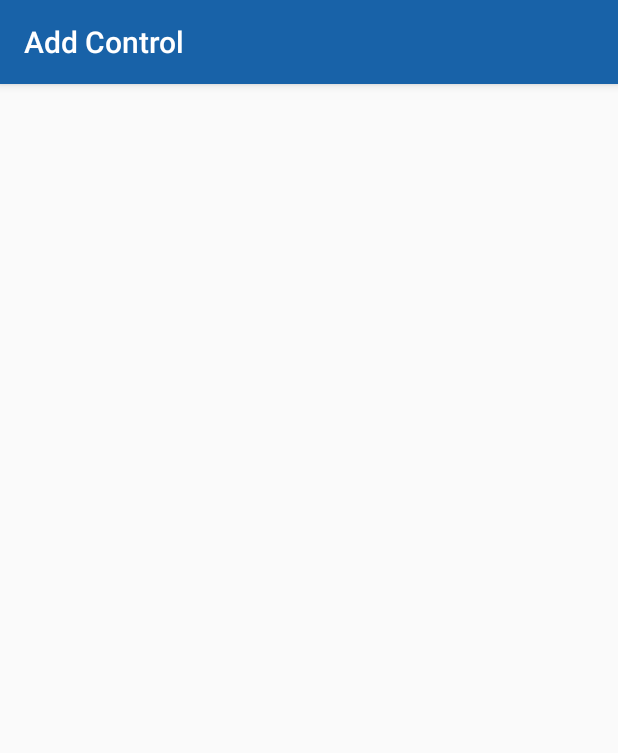
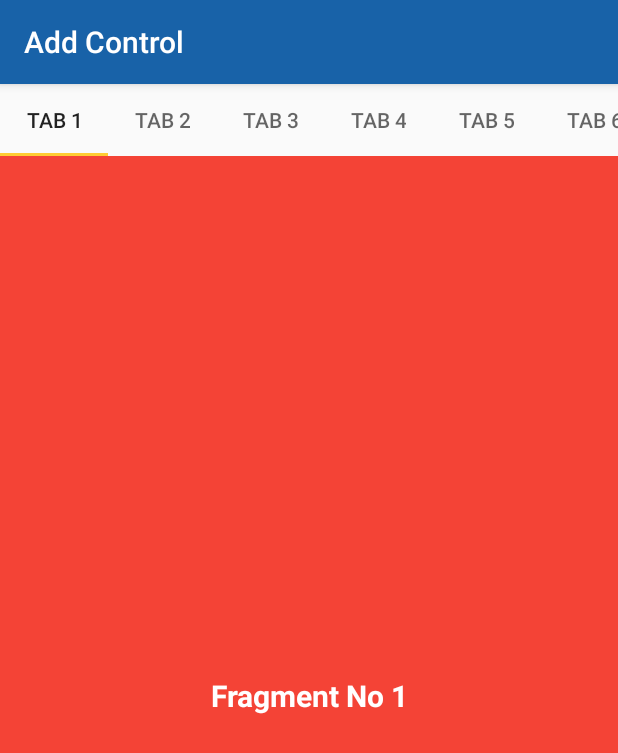
Before and after one commit to GlennSvanberg/PFAGO, an Android app: the AddControlActivity screen opened directly, with no data from a screen before it, on a phone screen of 412 x 824 dp. Shown: the top 753 px of the screen. Run offline under Robolectric (Android 15) with nearby library versions, the phone set to English and light mode, and no system bars.

Commit message:
Add Tabs to "Add Control" activity

```diff
--- a/app/build.gradle
+++ b/app/build.gradle
@@ -23,8 +23,12 @@ dependencies {
     implementation fileTree(dir: 'libs', include: ['*.jar'])
     implementation 'androidx.appcompat:appcompat:1.0.2'
     implementation 'androidx.constraintlayout:constraintlayout:1.1.3'
+    implementation 'androidx.legacy:legacy-support-v4:1.0.0'
     testImplementation 'junit:junit:4.12'
     androidTestImplementation 'androidx.test.ext:junit:1.1.0'
     androidTestImplementation 'androidx.test.espresso:espresso-core:3.1.1'
     implementation 'androidx.recyclerview:recyclerview:1.1.0'
+    implementation 'androidx.viewpager2:viewpager2:1.0.0-beta04'
+    implementation 'androidx.fragment:fragment-ktx:1.2.0-alpha04'
+    implementation 'com.google.android.material:material:1.1.0-alpha10'
 }
--- a/app/src/main/java/com/svanberggroup/pfago/Activities/AddControlActivity.java
+++ b/app/src/main/java/com/svanberggroup/pfago/Activities/AddControlActivity.java
@@ -1,16 +1,38 @@
 package com.svanberggroup.pfago.Activities;
 
+import androidx.annotation.NonNull;
 import androidx.appcompat.app.AppCompatActivity;
+import androidx.viewpager.widget.ViewPager;
 
 import android.os.Bundle;
-
+import androidx.viewpager2.widget.ViewPager2;
+import com.google.android.material.tabs.TabLayout;
+import com.google.android.material.tabs.TabLayoutMediator;
 import com.svanberggroup.pfago.R;
+import com.svanberggroup.pfago.ViewPagerAdapter;
 
 public class AddControlActivity extends AppCompatActivity {
+
+    TabLayout tabLayout;
+    ViewPager2 viewPager;
 
     @Override
     protected void onCreate(Bundle savedInstanceState) {
         super.onCreate(savedInstanceState);
         setContentView(R.layout.activity_add_control);
+        viewPager = findViewById(R.id.view_pager);
+        tabLayout = findViewById(R.id.tabs);
+
+        viewPager.setAdapter(createCardAdapter());
+        new TabLayoutMediator(tabLayout, viewPager,
+                new TabLayoutMediator.TabConfigurationStrategy() {
+                    @Override public void onConfigureTab(@NonNull TabLayout.Tab tab, int position) {
+                        tab.setText("Tab " + (position + 1));
+                    }
+                }).attach();
+    }
+    private ViewPagerAdapter createCardAdapter() {
+        ViewPagerAdapter adapter = new ViewPagerAdapter(this);
+        return adapter;
     }
 }
--- a/app/src/main/java/com/svanberggroup/pfago/Activities/MainActivity.java
+++ b/app/src/main/java/com/svanberggroup/pfago/Activities/MainActivity.java
@@ -40,8 +40,6 @@ public class MainActivity extends AppCompatActivity {
     protected void onCreate(Bundle savedInstanceState) {
         super.onCreate(savedInstanceState);
         setContentView(R.layout.activity_main);
-
-//setTitle("TEST");
 
 
         createDummyData();
--- /dev/null
+++ b/app/src/main/java/com/svanberggroup/pfago/CardFragment.java
@@ -0,0 +1,58 @@
+package com.svanberggroup.pfago;
+
+import android.os.Bundle;
+import android.view.LayoutInflater;
+import android.view.View;
+import android.view.ViewGroup;
+import android.widget.TextView;
+
+import androidx.annotation.NonNull;
+import androidx.annotation.Nullable;
+import androidx.core.content.ContextCompat;
+import androidx.fragment.app.Fragment;
+
+public class CardFragment extends Fragment {
+
+    private static final String ARG_COUNT = "param1";
+    private Integer counter;
+
+    private int[] COLOR_MAP = {
+            R.color.red_100, R.color.red_300, R.color.red_500, R.color.red_700, R.color.blue_100,
+            R.color.blue_300, R.color.blue_500, R.color.blue_700, R.color.green_100, R.color.green_300,
+            R.color.green_500, R.color.green_700
+    };
+
+    public CardFragment() {
+        // Required empty public constructor
+    }
+
+    public static CardFragment newInstance(Integer counter) {
+        CardFragment fragment = new CardFragment();
+        Bundle args = new Bundle();
+        args.putInt(ARG_COUNT, counter);
+        fragment.setArguments(args);
+        return fragment;
+    }
+
+    @Override
+    public void onCreate(Bundle savedInstanceState) {
+        super.onCreate(savedInstanceState);
+        if (getArguments() != null) {
+            counter = getArguments().getInt(ARG_COUNT);
+        }
+    }
+
+    @Override
+    public View onCreateView(LayoutInflater inflater, ViewGroup container,
+                             Bundle savedInstanceState) {
+        // Inflate the layout for this fragment
+        return inflater.inflate(R.layout.fragment_card, container, false);
+    }
+
+    @Override public void onViewCreated(@NonNull View view, @Nullable Bundle savedInstanceState) {
+        super.onViewCreated(view, savedInstanceState);
+        view.setBackgroundColor(ContextCompat.getColor(getContext(), COLOR_MAP[counter]));
+        TextView textViewCounter = view.findViewById(R.id.tv_counter);
+        textViewCounter.setText("Fragment No " + (counter+1));
+    }
+}
--- /dev/null
+++ b/app/src/main/java/com/svanberggroup/pfago/ViewPagerAdapter.java
@@ -0,0 +1,22 @@
+package com.svanberggroup.pfago;
+
+import androidx.annotation.NonNull;
+import androidx.fragment.app.Fragment;
+import androidx.fragment.app.FragmentActivity;
+import androidx.viewpager2.adapter.FragmentStateAdapter;
+
+public class ViewPagerAdapter extends FragmentStateAdapter {
+    private static final int CARD_ITEM_SIZE = 10;
+
+    public ViewPagerAdapter(@NonNull FragmentActivity fragmentActivity) {
+        super(fragmentActivity);
+    }
+
+    @NonNull @Override public Fragment createFragment(int position) {
+        return CardFragment.newInstance(position);
+    }
+
+    @Override public int getItemCount() {
+        return CARD_ITEM_SIZE;
+    }
+}
--- a/app/src/main/res/layout/activity_add_control.xml
+++ b/app/src/main/res/layout/activity_add_control.xml
@@ -1,9 +1,25 @@
 <?xml version="1.0" encoding="utf-8"?>
-<androidx.constraintlayout.widget.ConstraintLayout xmlns:android="http://schemas.android.com/apk/res/android"
+<LinearLayout xmlns:android="http://schemas.android.com/apk/res/android"
     xmlns:app="http://schemas.android.com/apk/res-auto"
     xmlns:tools="http://schemas.android.com/tools"
     android:layout_width="match_parent"
     android:layout_height="match_parent"
-    tools:context=".Activities.AddControlActivity">
+    android:orientation="vertical"
+    tools:background="#FFFFFF"
+    >
 
-</androidx.constraintlayout.widget.ConstraintLayout>
+    <com.google.android.material.tabs.TabLayout
+        android:id="@+id/tabs"
+        android:layout_width="match_parent"
+        android:layout_height="wrap_content"
+        app:tabMode="scrollable"
+        />
+
+    <androidx.viewpager2.widget.ViewPager2
+        android:id="@+id/view_pager"
+        android:layout_width="match_parent"
+        android:layout_height="0dp"
+        android:layout_weight="1"
+        />
+
+</LinearLayout>
--- /dev/null
+++ b/app/src/main/res/layout/control_fragment.xml
@@ -0,0 +1,20 @@
+<?xml version="1.0" encoding="utf-8"?>
+<FrameLayout xmlns:android="http://schemas.android.com/apk/res/android"
+    xmlns:tools="http://schemas.android.com/tools"
+    android:layout_width="match_parent"
+    android:layout_height="match_parent"
+    tools:context=".CardFragment"
+    >
+
+    <TextView
+        android:id="@+id/tv_counter"
+        android:layout_width="match_parent"
+        android:layout_height="match_parent"
+        android:gravity="center"
+        android:textColor="#fff"
+        android:textSize="20sp"
+        android:textStyle="bold"
+        tools:text="@string/hello_blank_fragment"
+        />
+
+</FrameLayout>
--- /dev/null
+++ b/app/src/main/res/layout/fragment_card.xml
@@ -0,0 +1,20 @@
+<?xml version="1.0" encoding="utf-8"?>
+<FrameLayout xmlns:android="http://schemas.android.com/apk/res/android"
+    xmlns:tools="http://schemas.android.com/tools"
+    android:layout_width="match_parent"
+    android:layout_height="match_parent"
+    tools:context=".CardFragment"
+    >
+
+    <TextView
+        android:id="@+id/tv_counter"
+        android:layout_width="match_parent"
+        android:layout_height="match_parent"
+        android:gravity="center"
+        android:textColor="#fff"
+        android:textSize="20sp"
+        android:textStyle="bold"
+        tools:text="@string/hello_blank_fragment"
+        />
+
+</FrameLayout>
--- a/app/src/main/res/menu/main_activity_menu.xml
+++ b/app/src/main/res/menu/main_activity_menu.xml
@@ -5,7 +5,7 @@
     <item android:id="@+id/rib"
         android:icon="@drawable/ic_rib"
         android:title="RIB"
-        app:showAsAction="withText"></item>
+        app:showAsAction="always"></item>
     <item android:id="@+id/addControl"
         android:icon="@drawable/ic_add"
         android:title="Add"
--- a/app/src/main/res/values/colors.xml
+++ b/app/src/main/res/values/colors.xml
@@ -3,4 +3,16 @@
     <color name="colorPrimary">#1862A8</color>
     <color name="colorPrimaryDark">#0C3256</color>
     <color name="colorAccent">#FFCC33</color>
+    <color name="red_100">#F44336</color>
+    <color name="red_300">#3F51B5</color>
+    <color name="red_500">#9C27B0</color>
+    <color name="red_700">#2196F3</color>
+    <color name="blue_100">#00BCD4</color>
+    <color name="blue_300">#7BAAF7</color>
+    <color name="blue_500">#009688</color>
+    <color name="blue_700">#3367D6</color>
+    <color name="green_100">#CDDC39</color>
+    <color name="green_300">#57BB8A</color>
+    <color name="green_500">#673AB7</color>
+    <color name="green_700">#0B8043</color>
 </resources>
--- a/app/src/main/res/values/strings.xml
+++ b/app/src/main/res/values/strings.xml
@@ -2,4 +2,7 @@
     <string name="app_name">PFAGO</string>
     <string name="add_control_activity_name">Add Control</string>
     <string name="rib_activity_name">RIB</string>
+
+    <!-- TODO: Remove or change this placeholder text -->
+    <string name="hello_blank_fragment">Hello blank fragment</string>
 </resources>
--- a/app/src/main/res/values/styles.xml
+++ b/app/src/main/res/values/styles.xml
@@ -7,5 +7,4 @@
         <item name="colorPrimaryDark">@color/colorPrimaryDark</item>
         <item name="colorAccent">@color/colorAccent</item>
     </style>
-
 </resources>
```
